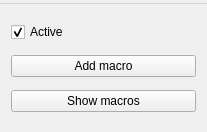
FastMacro/FastMacro, file mainwindow.ui: the form before one commit.
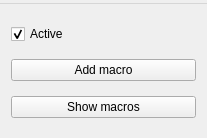
The form after the commit.

Diff of the .ui file:
```diff
--- a/mainwindow.ui
+++ b/mainwindow.ui
@@ -7,7 +7,7 @@
     <x>0</x>
     <y>0</y>
     <width>207</width>
-    <height>132</height>
+    <height>138</height>
    </rect>
   </property>
   <property name="windowTitle">
```
Left out of the diff: 7 changed lines with no effect on the pictures.
